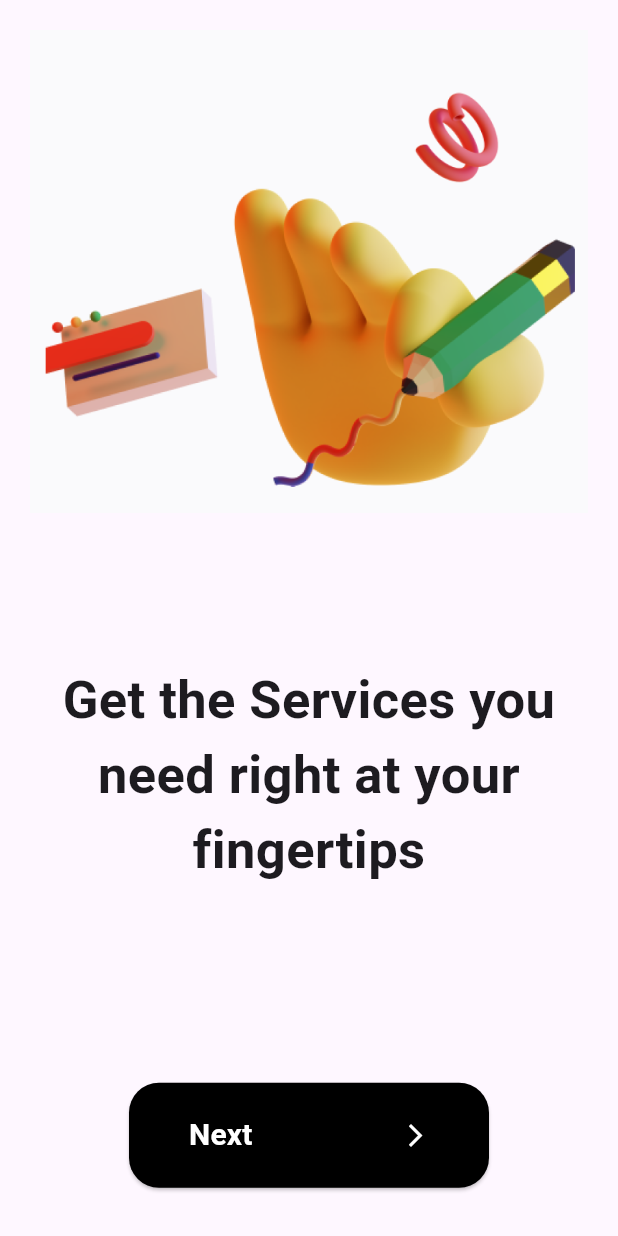
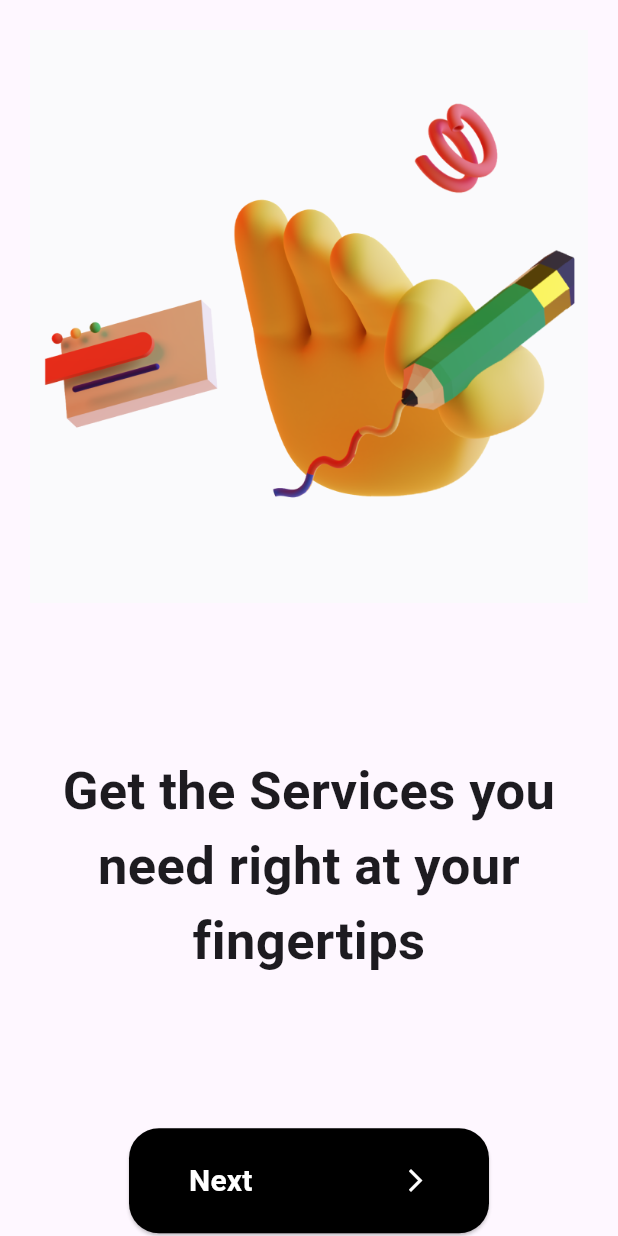
Before and after one commit to Amikzz/project_skillswap, a Flutter app: the screen it shows after launch, on a phone screen of 412 x 824 dp. Run offline on Flutter 3.47's test engine with Material 3 defaults, Android fonts, the phone set to English and light mode, and no system bars.

Commit message:
2024-05-21 10.25pm Commit

```diff
--- a/lib/customWidgets/startup_elevated_button.dart
+++ b/lib/customWidgets/startup_elevated_button.dart
@@ -13,6 +13,7 @@ class StartupElevatedButton extends StatelessWidget {
   Widget build(BuildContext context) {
     return ElevatedButton(
       style: ElevatedButton.styleFrom(
+        animationDuration: const Duration(milliseconds: 1000),
         padding: const EdgeInsets.symmetric(horizontal: 40, vertical: 10),
         shape: RoundedRectangleBorder(
           borderRadius: BorderRadius.circular(20),
@@ -20,6 +21,8 @@ class StartupElevatedButton extends StatelessWidget {
         fixedSize: const Size(220, 60),
         backgroundColor: backgroundColor,
         foregroundColor: foregroundColor,
+        shadowColor: Colors.grey,
+        elevation: 8,
       ),
       onPressed: () { onPressed(); },
       child: Text(
--- a/lib/onboard.dart
+++ b/lib/onboard.dart
@@ -7,18 +7,18 @@ class OnboardView extends StatefulWidget {
   State<OnboardView> createState() => _OnboardViewState();
 }
 
-
 class _OnboardViewState extends State<OnboardView> {
-
   String textHolder = "Get the Services you need right at your fingertips";
   String buttonText = "Next";
+  String urlHolder = 'images/onboardimg.png';
+
   void clickNext() {
     setState(() {
-      if(buttonText == "Next"){
+      if (buttonText == "Next") {
         textHolder = "The Best Platform for Skill Sharing and Skill Hiring";
         buttonText = "Get Started";
-      }
-      else{
+        urlHolder = 'images/onboardimg2.png';
+      } else {
         Navigator.pushNamed(context, '/startup');
       }
     });
@@ -31,13 +31,42 @@ class _OnboardViewState extends State<OnboardView> {
         child: Padding(
           padding: const EdgeInsets.all(20.0),
           child: Column(
+            mainAxisAlignment: MainAxisAlignment.center,
             children: [
-                const Image(
-                  image: AssetImage('images/onboardimg.png')
+              AnimatedSwitcher(
+                duration: const Duration(milliseconds: 400),
+                transitionBuilder: (Widget child, Animation<double> animation) {
+                  final scaleAnimation = Tween<double>(
+                    begin: 0.0,
+                    end: 1.0,
+                  ).animate(animation);
+                  return ScaleTransition(
+                    scale: scaleAnimation,
+                    child: child,
+                  );
+                },
+                child: Image(
+                  key: ValueKey<String>(urlHolder),
+                  image: AssetImage(urlHolder),
+                  fit: BoxFit.cover,
+                ),
               ),
               const SizedBox(height: 100),
-                Text(
+              AnimatedSwitcher(
+                duration: const Duration(milliseconds: 400),
+                transitionBuilder: (Widget child, Animation<double> animation) {
+                  final scaleAnimation = Tween<double>(
+                    begin: 0.0,
+                    end: 1.0,
+                  ).animate(animation);
+                  return ScaleTransition(
+                    scale: scaleAnimation,
+                    child: child,
+                  );
+                },
+                child: Text(
                   textHolder,
+                  key: ValueKey<String>(textHolder),
                   textAlign: TextAlign.center,
                   style: const TextStyle(
                     fontSize: 35,
@@ -45,13 +74,13 @@ class _OnboardViewState extends State<OnboardView> {
                     fontFamily: 'Roboto',
                   ),
                 ),
-                const SizedBox(height: 130),
+              ),
+              const SizedBox(height: 100),
               ElevatedButton(
                 style: ElevatedButton.styleFrom(
                   padding: const EdgeInsets.symmetric(horizontal: 40, vertical: 20),
                   shape: RoundedRectangleBorder(
-                      borderRadius: BorderRadius.circular(20)
-                    ),
+                      borderRadius: BorderRadius.circular(20)),
                   fixedSize: const Size(240, 70),
                   backgroundColor: Colors.black,
                   foregroundColor: Colors.white,
@@ -65,16 +94,16 @@ class _OnboardViewState extends State<OnboardView> {
                       style: const TextStyle(
                         fontSize: 20,
                         fontWeight: FontWeight.bold,
-                            fontFamily: 'Roboto'
+                        fontFamily: 'Roboto',
                       ),
                     ),
                     const Icon(Icons.arrow_forward_ios)
                   ],
                 ),
-                )
+              ),
             ],
           ),
-          )
+        ),
       ),
     );
   }
--- a/pubspec.yaml
+++ b/pubspec.yaml
@@ -62,6 +62,8 @@ flutter:
   assets:
      - images/SkillSwap-removebg-preview.png
      - images/onboardimg.png
+     - images/onboardimg2.png
+     - images/onboardimg3.png
 
   # An image asset can refer to one or more resolution-specific "variants", see
   # https://flutter.dev/assets-and-images/#resolution-aware
```
Also changed, not shown: lib/signup.dart (+11 -4 lines), lib/startup.dart (+7 -5 lines), images/onboardimg.png, images/onboardimg2.png (added), images/onboardimg3.png (added). Lines whose indentation alone changed are shown as unchanged.
